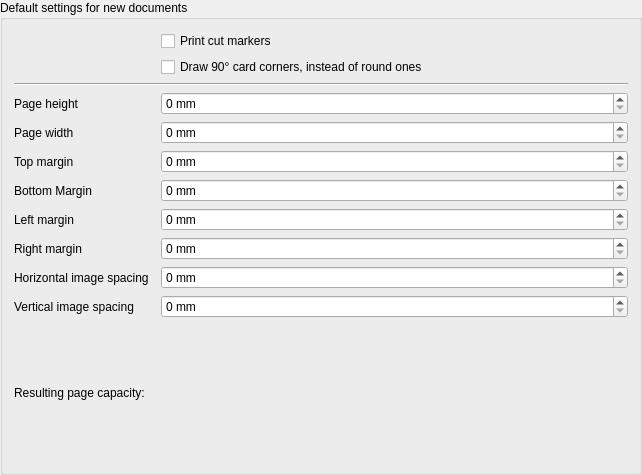
luziferius/MTGProxyPrinter, file mtg_proxy_printer/resources/ui/page_config_widget.ui: the form before one commit.
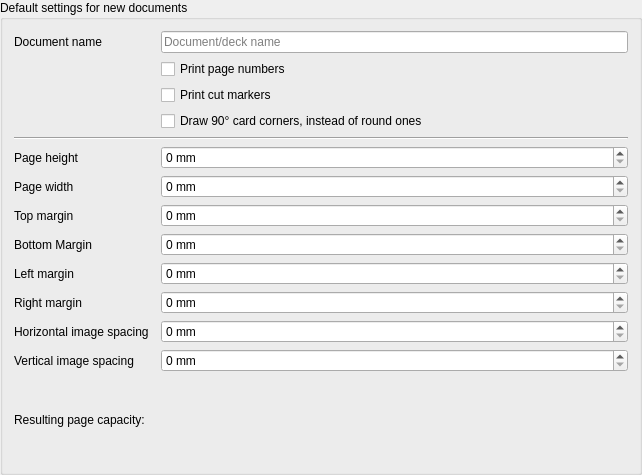
The form after the commit.

Commit message:
PageConfigWidget: Added document_name line edit and draw_page_numbers check box. The document_name can hold a printable name that is added to each page to aid distinguishing different printed sheets. The draw_page_numbers toggle shall enable printing the page number onto each page, to make it easier to spot missing printouts.
FossilOrigin-Name: 785f002701fd7ba7e2be355868fca3dc604c9718cc0ca18dfdb01c1ba7d20387

What changed in the file:
```diff
--- a/mtg_proxy_printer/resources/ui/page_config_widget.ui
+++ b/mtg_proxy_printer/resources/ui/page_config_widget.ui
@@ -14,18 +14,8 @@
    <string>Default settings for new documents</string>
   </property>
   <layout class="QGridLayout" name="gridLayout">
-   <item row="10" column="1">
-    <widget class="QLabel" name="page_height_label">
-     <property name="text">
-      <string>Page height</string>
-     </property>
-     <property name="buddy">
-      <cstring>page_height</cstring>
-     </property>
-    </widget>
-   </item>
    <item row="17" column="3">
-    <widget class="QSpinBox" name="margin_right">
+    <widget class="QSpinBox" name="page_height">
      <property name="sizePolicy">
       <sizepolicy hsizetype="Expanding" vsizetype="Fixed">
        <horstretch>0</horstretch>
@@ -43,26 +33,24 @@
      </property>
     </widget>
    </item>
-   <item row="12" column="3">
-    <widget class="QSpinBox" name="page_width">
-     <property name="sizePolicy">
-      <sizepolicy hsizetype="Expanding" vsizetype="Fixed">
-       <horstretch>0</horstretch>
-       <verstretch>0</verstretch>
-      </sizepolicy>
-     </property>
+   <item row="1" column="3">
+    <widget class="QCheckBox" name="draw_page_numbers">
      <property name="toolTip">
       <string>Default paper width in millimeters</string>
      </property>
-     <property name="suffix">
-      <string> mm</string>
+     <property name="text">
+      <string>Print page numbers</string>
      </property>
-     <property name="maximum">
-      <number>10000</number>
+    </widget>
+   </item>
+   <item row="27" column="1">
+    <widget class="QLabel" name="page_capacity_label">
+     <property name="text">
+      <string>Resulting page capacity:</string>
      </property>
     </widget>
    </item>
-   <item row="0" column="3">
+   <item row="2" column="3">
     <widget class="QCheckBox" name="draw_cut_markers">
      <property name="toolTip">
       <string>Enable printing additional lines to aid cutting the printed sheets.</string>
@@ -72,8 +60,8 @@
      </property>
     </widget>
    </item>
-   <item row="10" column="3">
-    <widget class="QSpinBox" name="page_height">
+   <item row="20" column="3">
+    <widget class="QSpinBox" name="margin_top">
      <property name="sizePolicy">
       <sizepolicy hsizetype="Expanding" vsizetype="Fixed">
        <horstretch>0</horstretch>
@@ -91,7 +79,36 @@
      </property>
     </widget>
    </item>
-   <item row="13" column="1">
+   <item row="24" column="1">
+    <widget class="QLabel" name="margin_right_label">
+     <property name="text">
+      <string>Right margin</string>
+     </property>
+     <property name="buddy">
+      <cstring>margin_right</cstring>
+     </property>
+    </widget>
+   </item>
+   <item row="25" column="3">
+    <widget class="QSpinBox" name="image_spacing_horizontal">
+     <property name="sizePolicy">
+      <sizepolicy hsizetype="Expanding" vsizetype="Fixed">
+       <horstretch>0</horstretch>
+       <verstretch>0</verstretch>
+      </sizepolicy>
+     </property>
+     <property name="toolTip">
+      <string>&lt;html&gt;&lt;head/&gt;&lt;body&gt;&lt;p&gt;Space left and right of images. Images are this many millimeters apart.&lt;/p&gt;&lt;p&gt;If set to zero, you only need one cut to separate two images, otherwise you need two cuts but require less precision hitting the exact middle.&lt;/p&gt;&lt;/body&gt;&lt;/html&gt;</string>
+     </property>
+     <property name="suffix">
+      <string> mm</string>
+     </property>
+     <property name="maximum">
+      <number>10000</number>
+     </property>
+    </widget>
+   </item>
+   <item row="20" column="1">
     <widget class="QLabel" name="margin_top_label">
      <property name="text">
       <string>Top margin</string>
@@ -101,26 +118,7 @@
      </property>
     </widget>
    </item>
-   <item row="14" column="3">
-    <widget class="QSpinBox" name="margin_bottom">
-     <property name="sizePolicy">
-      <sizepolicy hsizetype="Expanding" vsizetype="Fixed">
-       <horstretch>0</horstretch>
-       <verstretch>0</verstretch>
-      </sizepolicy>
-     </property>
-     <property name="toolTip">
-      <string>&lt;html&gt;&lt;head/&gt;&lt;body&gt;&lt;p&gt;Minimum margin between the bottom paper border and the page content.&lt;/p&gt;&lt;p&gt;Most printers have a minimum printing margin of 3 to 5 mm.&lt;/p&gt;&lt;/body&gt;&lt;/html&gt;</string>
-     </property>
-     <property name="suffix">
-      <string> mm</string>
-     </property>
-     <property name="maximum">
-      <number>10000</number>
-     </property>
-    </widget>
-   </item>
-   <item row="14" column="1">
+   <item row="21" column="1">
     <widget class="QLabel" name="margin_bottom_label">
      <property name="text">
       <string>Bottom Margin</string>
@@ -130,14 +128,111 @@
      </property>
     </widget>
    </item>
-   <item row="8" column="1" colspan="3">
+   <item row="19" column="1">
+    <widget class="QLabel" name="page_width_label">
+     <property name="text">
+      <string>Page width</string>
+     </property>
+     <property name="buddy">
+      <cstring>page_width</cstring>
+     </property>
+    </widget>
+   </item>
+   <item row="23" column="1">
+    <widget class="QLabel" name="margin_left_label">
+     <property name="text">
+      <string>Left margin</string>
+     </property>
+     <property name="buddy">
+      <cstring>margin_left</cstring>
+     </property>
+    </widget>
+   </item>
+   <item row="25" column="1">
+    <widget class="QLabel" name="image_spacing_horizontal_label">
+     <property name="text">
+      <string>Horizontal image spacing</string>
+     </property>
+     <property name="buddy">
+      <cstring>image_spacing_horizontal</cstring>
+     </property>
+    </widget>
+   </item>
+   <item row="26" column="1">
+    <widget class="QLabel" name="image_spacing_vertical_label">
+     <property name="text">
+      <string>Vertical image spacing</string>
+     </property>
+     <property name="buddy">
+      <cstring>image_spacing_vertical</cstring>
+     </property>
+    </widget>
+   </item>
+   <item row="24" column="3">
+    <widget class="QSpinBox" name="margin_right">
+     <property name="sizePolicy">
+      <sizepolicy hsizetype="Expanding" vsizetype="Fixed">
+       <horstretch>0</horstretch>
+       <verstretch>0</verstretch>
+      </sizepolicy>
+     </property>
+     <property name="toolTip">
+      <string>&lt;html&gt;&lt;head/&gt;&lt;body&gt;&lt;p&gt;Minimum margin between the right paper border and the page content.&lt;/p&gt;&lt;p&gt;Most printers have a minimum printing margin of 3 to 5 mm.&lt;/p&gt;&lt;/body&gt;&lt;/html&gt;</string>
+     </property>
+     <property name="suffix">
+      <string> mm</string>
+     </property>
+     <property name="maximum">
+      <number>10000</number>
+     </property>
+    </widget>
+   </item>
+   <item row="21" column="3">
+    <widget class="QSpinBox" name="margin_bottom">
+     <property name="sizePolicy">
+      <sizepolicy hsizetype="Expanding" vsizetype="Fixed">
+       <horstretch>0</horstretch>
+       <verstretch>0</verstretch>
+      </sizepolicy>
+     </property>
+     <property name="toolTip">
+      <string>&lt;html&gt;&lt;head/&gt;&lt;body&gt;&lt;p&gt;Minimum margin between the bottom paper border and the page content.&lt;/p&gt;&lt;p&gt;Most printers have a minimum printing margin of 3 to 5 mm.&lt;/p&gt;&lt;/body&gt;&lt;/html&gt;</string>
+     </property>
+     <property name="suffix">
+      <string> mm</string>
+     </property>
+     <property name="maximum">
+      <number>10000</number>
+     </property>
+    </widget>
+   </item>
+   <item row="26" column="3">
+    <widget class="QSpinBox" name="image_spacing_vertical">
+     <property name="sizePolicy">
+      <sizepolicy hsizetype="Expanding" vsizetype="Fixed">
+       <horstretch>0</horstretch>
+       <verstretch>0</verstretch>
+      </sizepolicy>
+     </property>
+     <property name="toolTip">
+      <string>&lt;html&gt;&lt;head/&gt;&lt;body&gt;&lt;p&gt;Space above and below images. Images are this many millimeters apart.&lt;/p&gt;&lt;p&gt;If set to zero, you only need one cut to separate two images, otherwise you need two cuts but require less precision hitting the exact middle.&lt;/p&gt;&lt;/body&gt;&lt;/html&gt;</string>
+     </property>
+     <property name="suffix">
+      <string> mm</string>
+     </property>
+     <property name="maximum">
+      <number>10000</number>
+     </property>
+    </widget>
+   </item>
+   <item row="15" column="1" colspan="3">
     <widget class="Line" name="line">
      <property name="orientation">
       <enum>Qt::Horizontal</enum>
      </property>
     </widget>
    </item>
-   <item row="20" column="3">
+   <item row="27" column="3">
     <widget class="QLabel" name="page_capacity">
      <property name="toolTip">
       <string>Number of regular-size cards fitting on each page,
@@ -148,27 +243,7 @@
      </property>
     </widget>
    </item>
-   <item row="17" column="1">
-    <widget class="QLabel" name="margin_right_label">
-     <property name="text">
-      <string>Right margin</string>
-     </property>
-     <property name="buddy">
-      <cstring>margin_right</cstring>
-     </property>
-    </widget>
-   </item>
-   <item row="19" column="1">
-    <widget class="QLabel" name="image_spacing_vertical_label">
-     <property name="text">
-      <string>Vertical image spacing</string>
-     </property>
-     <property name="buddy">
-      <cstring>image_spacing_vertical</cstring>
-     </property>
-    </widget>
-   </item>
-   <item row="16" column="3">
+   <item row="23" column="3">
     <widget class="QSpinBox" name="margin_left">
      <property name="sizePolicy">
       <sizepolicy hsizetype="Expanding" vsizetype="Fixed">
@@ -187,107 +262,71 @@
      </property>
     </widget>
    </item>
-   <item row="18" column="1">
-    <widget class="QLabel" name="image_spacing_horizontal_label">
+   <item row="17" column="1">
+    <widget class="QLabel" name="page_height_label">
      <property name="text">
-      <string>Horizontal image spacing</string>
+      <string>Page height</string>
      </property>
      <property name="buddy">
       <cstring>image_spacing_horizontal</cstring>
      </property>
     </widget>
    </item>
-   <item row="20" column="1">
-    <widget class="QLabel" name="page_capacity_label">
-     <property name="text">
-      <string>Resulting page capacity:</string>
-     </property>
-    </widget>
-   </item>
-   <item row="13" column="3">
-    <widget class="QSpinBox" name="margin_top">
-     <property name="sizePolicy">
-      <sizepolicy hsizetype="Expanding" vsizetype="Fixed">
-       <horstretch>0</horstretch>
-       <verstretch>0</verstretch>
-      </sizepolicy>
-     </property>
-     <property name="toolTip">
-      <string>&lt;html&gt;&lt;head/&gt;&lt;body&gt;&lt;p&gt;Minimum margin between the top paper border and the page content.&lt;/p&gt;&lt;p&gt;Most printers have a minimum printing margin of 3 to 5 mm.&lt;/p&gt;&lt;/body&gt;&lt;/html&gt;</string>
-     </property>
-     <property name="suffix">
-      <string> mm</string>
-     </property>
-     <property name="maximum">
-      <number>10000</number>
-     </property>
-    </widget>
-   </item>
-   <item row="19" column="3">
-    <widget class="QSpinBox" name="image_spacing_vertical">
-     <property name="sizePolicy">
-      <sizepolicy hsizetype="Expanding" vsizetype="Fixed">
-       <horstretch>0</horstretch>
-       <verstretch>0</verstretch>
-      </sizepolicy>
-     </property>
-     <property name="toolTip">
-      <string>&lt;html&gt;&lt;head/&gt;&lt;body&gt;&lt;p&gt;Space above and below images. Images are this many millimeters apart.&lt;/p&gt;&lt;p&gt;If set to zero, you only need one cut to separate two images, otherwise you need two cuts but require less precision hitting the exact middle.&lt;/p&gt;&lt;/body&gt;&lt;/html&gt;</string>
-     </property>
-     <property name="suffix">
-      <string> mm</string>
-     </property>
-     <property name="maximum">
-      <number>10000</number>
-     </property>
-    </widget>
-   </item>
-   <item row="16" column="1">
-    <widget class="QLabel" name="margin_left_label">
-     <property name="text">
-      <string>Left margin</string>
-     </property>
-     <property name="buddy">
-      <cstring>margin_left</cstring>
-     </property>
-    </widget>
-   </item>
-   <item row="18" column="3">
-    <widget class="QSpinBox" name="image_spacing_horizontal">
-     <property name="sizePolicy">
-      <sizepolicy hsizetype="Expanding" vsizetype="Fixed">
-       <horstretch>0</horstretch>
-       <verstretch>0</verstretch>
-      </sizepolicy>
-     </property>
-     <property name="toolTip">
-      <string>&lt;html&gt;&lt;head/&gt;&lt;body&gt;&lt;p&gt;Space left and right of images. Images are this many millimeters apart.&lt;/p&gt;&lt;p&gt;If set to zero, you only need one cut to separate two images, otherwise you need two cuts but require less precision hitting the exact middle.&lt;/p&gt;&lt;/body&gt;&lt;/html&gt;</string>
-     </property>
-     <property name="suffix">
-      <string> mm</string>
-     </property>
-     <property name="maximum">
-      <number>10000</number>
-     </property>
-    </widget>
-   </item>
-   <item row="12" column="1">
-    <widget class="QLabel" name="page_width_label">
-     <property name="text">
-      <string>Page width</string>
-     </property>
-     <property name="buddy">
-      <cstring>page_width</cstring>
-     </property>
-    </widget>
-   </item>
-   <item row="1" column="3">
+   <item row="3" column="3">
     <widget class="QCheckBox" name="draw_sharp_corners">
      <property name="text">
       <string>Draw 90° card corners, instead of round ones</string>
      </property>
     </widget>
    </item>
+   <item row="19" column="3">
+    <widget class="QSpinBox" name="page_width">
+     <property name="sizePolicy">
+      <sizepolicy hsizetype="Expanding" vsizetype="Fixed">
+       <horstretch>0</horstretch>
+       <verstretch>0</verstretch>
+      </sizepolicy>
+     </property>
+     <property name="toolTip">
+      <string>Default paper width in millimeters</string>
+     </property>
+     <property name="suffix">
+      <string> mm</string>
+     </property>
+     <property name="maximum">
+      <number>10000</number>
+     </property>
+    </widget>
+   </item>
+   <item row="0" column="3">
+    <widget class="QLineEdit" name="document_name">
+     <property name="toolTip">
+      <string>The document name is printed on each page and can help you keeping track
+of different printed sheets and to which deck they belong.
+
+Leave empty to disable.</string>
+     </property>
+     <property name="maxLength">
+      <number>200</number>
+     </property>
+     <property name="placeholderText">
+      <string>Document/deck name</string>
+     </property>
+     <property name="clearButtonEnabled">
+      <bool>true</bool>
+     </property>
+    </widget>
+   </item>
+   <item row="0" column="1">
+    <widget class="QLabel" name="document_name_label">
+     <property name="text">
+      <string>Document name</string>
+     </property>
+     <property name="buddy">
+      <cstring>document_name</cstring>
+     </property>
+    </widget>
+   </item>
   </layout>
  </widget>
  <tabstops>
```
Left out of the diff: 11 changed lines with no effect on the pictures.
